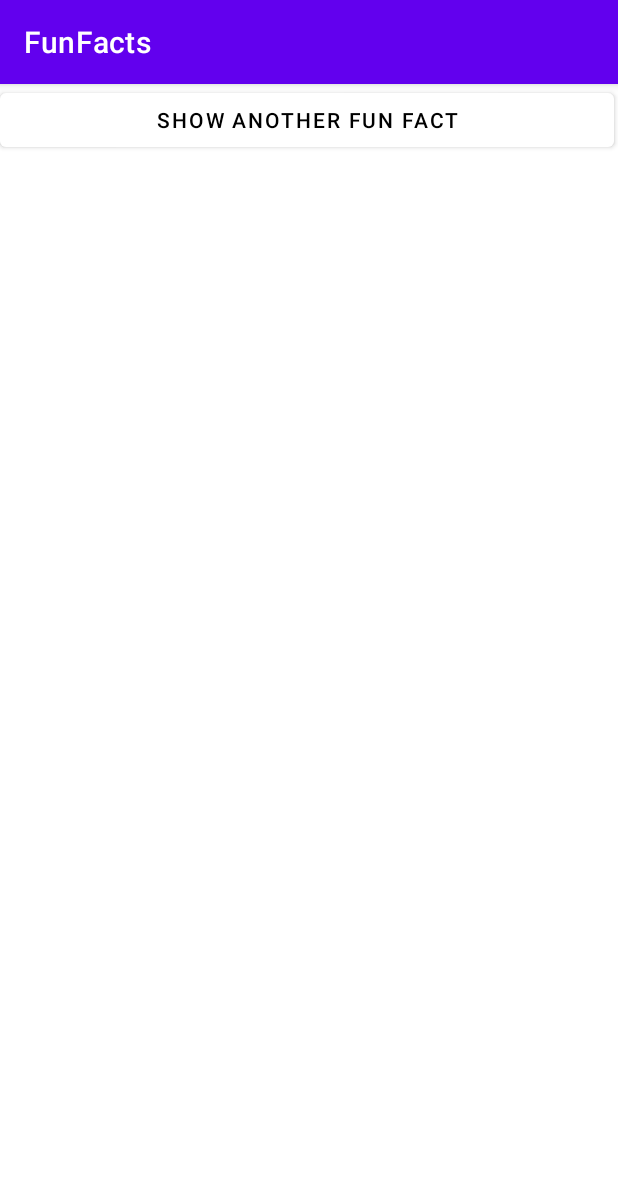
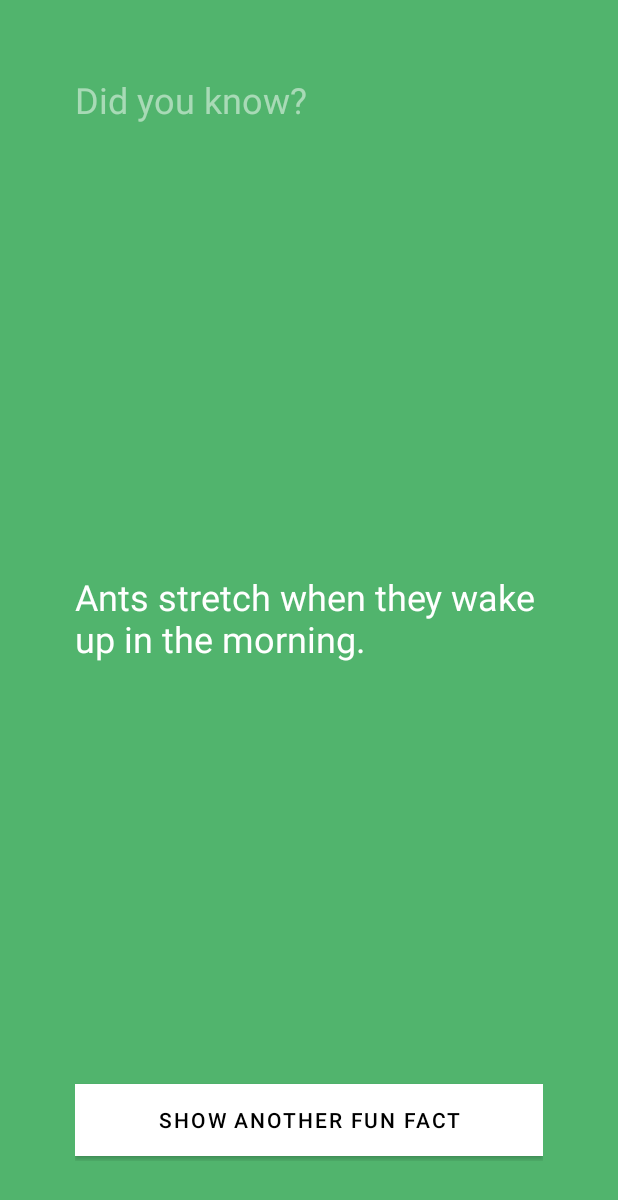
Before and after one commit to faizaaaa/FunFacts, an Android app: the screen it shows after launch (FunFactsActivity), on a phone screen of 412 x 824 dp. Shown: the top 1200 px of the screen. Run offline under Robolectric (Android 15) with nearby library versions, the phone set to English and light mode, and no system bars.

Commit message:
first commit

```diff
--- a/app/src/main/res/layout/activity_main.xml
+++ b/app/src/main/res/layout/activity_main.xml
@@ -1,40 +1,40 @@
 <?xml version="1.0" encoding="utf-8"?>
-<androidx.constraintlayout.widget.ConstraintLayout xmlns:android="http://schemas.android.com/apk/res/android"
+<RelativeLayout xmlns:android="http://schemas.android.com/apk/res/android"
     xmlns:app="http://schemas.android.com/apk/res-auto"
     xmlns:tools="http://schemas.android.com/tools"
     android:layout_width="match_parent"
     android:layout_height="match_parent"
+    android:background="#51b46d"
+    android:padding="50dp"
     tools:context=".FunFactsActivity">
 
     <TextView
         android:layout_width="wrap_content"
         android:layout_height="wrap_content"
         android:text="Did you know?"
-        android:textSize="24sp"
-        app:layout_constraintBottom_toBottomOf="parent"
-        app:layout_constraintHorizontal_bias="0.0"
-        app:layout_constraintLeft_toLeftOf="parent"
-        app:layout_constraintRight_toRightOf="parent"
-        app:layout_constraintTop_toTopOf="parent"
-        app:layout_constraintVertical_bias="0.008" />
+        android:textColor="@color/halftransparentwhite"
+        android:textSize="24sp" />
+
+    <TextView
+        android:id="@+id/factTextView"
+        android:layout_width="wrap_content"
+        android:layout_height="wrap_content"
+        android:layout_alignParentStart="true"
+        android:layout_centerVertical="true"
+        android:text="Ants stretch when they wake up in the morning."
+        android:textColor="@color/white"
+        android:textSize="24sp" />
 
     <Button
         android:id="@+id/button"
-        android:layout_width="409dp"
+        android:layout_width="match_parent"
         android:layout_height="wrap_content"
+        android:layout_alignParentBottom="true"
+        android:layout_centerHorizontal="true"
+        android:layout_marginBottom="3dp"
+        android:background="@color/white"
         android:text="Show Another Fun Fact"
         android:textColor="@color/black"
-        app:backgroundTint="@color/white"
-        tools:layout_editor_absoluteX="1dp"
-        tools:layout_editor_absoluteY="667dp" />
+        app:backgroundTint="@color/white" />
 
-    <TextView
-        android:id="@+id/textView"
-        android:layout_width="wrap_content"
-        android:layout_height="wrap_content"
-        android:text="Ants stretch in the mornings."
-        android:textSize="24sp"
-        tools:layout_editor_absoluteX="63dp"
-        tools:layout_editor_absoluteY="365dp" />
-
-</androidx.constraintlayout.widget.ConstraintLayout>
+</RelativeLayout>
--- a/app/src/main/res/values-night/themes.xml
+++ b/app/src/main/res/values-night/themes.xml
@@ -1,6 +1,6 @@
 <resources xmlns:tools="http://schemas.android.com/tools">
     <!-- Base application theme. -->
-    <style name="Theme.FunFacts" parent="Theme.MaterialComponents.DayNight.DarkActionBar">
+    <style name="Theme.FunFacts" parent="Theme.MaterialComponents.DayNight.NoActionBar">
         <!-- Primary brand color. -->
         <item name="colorPrimary">@color/purple_200</item>
         <item name="colorPrimaryVariant">@color/purple_700</item>
--- a/app/src/main/res/values/colors.xml
+++ b/app/src/main/res/values/colors.xml
@@ -7,4 +7,5 @@
     <color name="teal_700">#FF018786</color>
     <color name="black">#FF000000</color>
     <color name="white">#FFFFFFFF</color>
+    <color name="halftransparentwhite">#80FFFFFF</color>
 </resources>
--- a/app/src/main/res/values/themes.xml
+++ b/app/src/main/res/values/themes.xml
@@ -1,6 +1,6 @@
 <resources xmlns:tools="http://schemas.android.com/tools">
     <!-- Base application theme. -->
-    <style name="Theme.FunFacts" parent="Theme.MaterialComponents.DayNight.DarkActionBar">
+    <style name="Theme.FunFacts" parent="Theme.MaterialComponents.DayNight.NoActionBar">
         <!-- Primary brand color. -->
         <item name="colorPrimary">@color/purple_500</item>
         <item name="colorPrimaryVariant">@color/purple_700</item>
```
